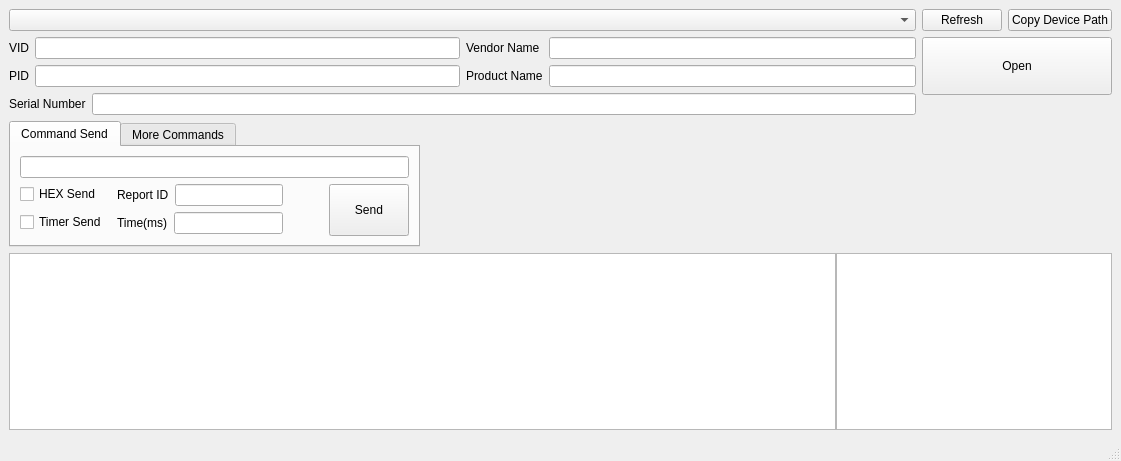
This is ui/usbHidTool.ui in fs000x/usb_hid_out_report_tool as Qt 5 draws it before an edit. The edited form follows.
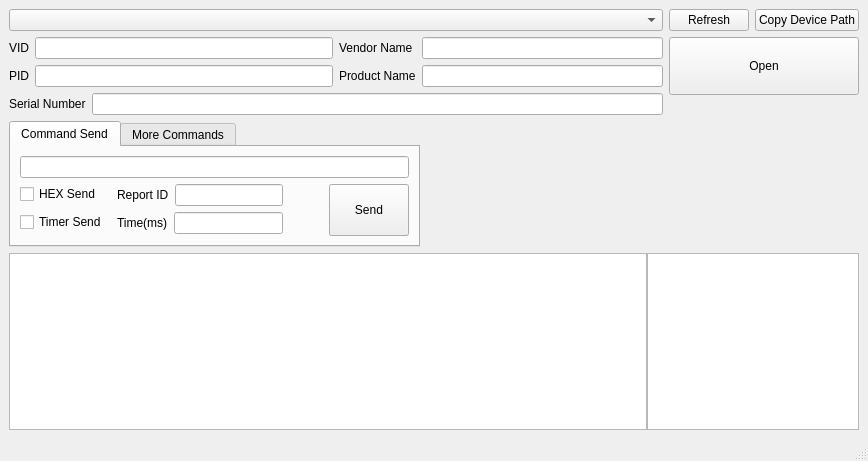
This is the edited form.

Commit message: modify copy device patch button signal and slot map

What changed in the file:
```diff
--- a/ui/usbHidTool.ui
+++ b/ui/usbHidTool.ui
@@ -6,7 +6,7 @@
    <rect>
     <x>0</x>
     <y>0</y>
-    <width>1121</width>
+    <width>868</width>
     <height>461</height>
    </rect>
   </property>
@@ -121,7 +121,11 @@
            </widget>
           </item>
           <item>
-           <widget class="QLineEdit" name="lineEdit_sn"/>
+           <widget class="QLineEdit" name="lineEdit_sn">
+            <property name="readOnly">
+             <bool>true</bool>
+            </property>
+           </widget>
           </item>
          </layout>
         </item>
@@ -133,6 +137,12 @@
          <layout class="QHBoxLayout" name="horizontalLayout_9">
           <item>
            <widget class="QPushButton" name="pushButton_refresh">
+            <property name="sizePolicy">
+             <sizepolicy hsizetype="Expanding" vsizetype="Fixed">
+              <horstretch>0</horstretch>
+              <verstretch>0</verstretch>
+             </sizepolicy>
+            </property>
             <property name="text">
              <string>Refresh</string>
             </property>
@@ -140,6 +150,12 @@
           </item>
           <item>
            <widget class="QPushButton" name="pushButton_copy_path">
+            <property name="sizePolicy">
+             <sizepolicy hsizetype="Expanding" vsizetype="Fixed">
+              <horstretch>0</horstretch>
+              <verstretch>0</verstretch>
+             </sizepolicy>
+            </property>
             <property name="text">
              <string>Copy Device Path</string>
             </property>
```
Left out of the diff: 43 changed lines with no effect on the pictures. The commit also changes 2 other files.
